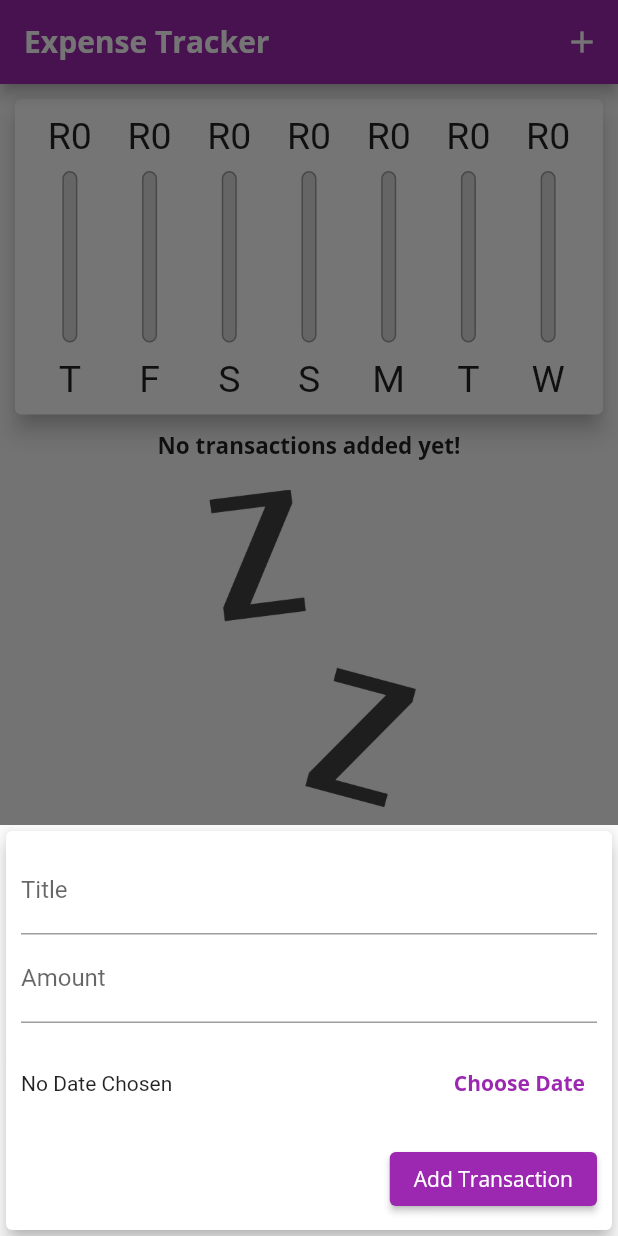
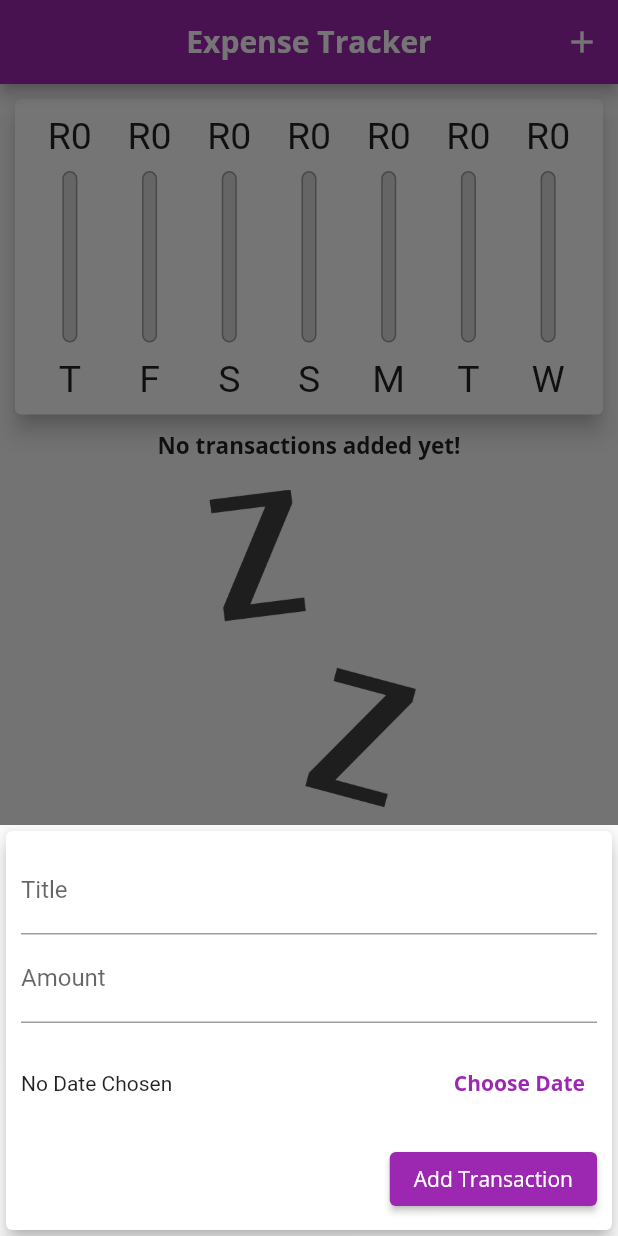
Before and after one commit to CodeFirst19/expense-tracker, a Flutter app: the screen it shows after launch, after a tap on the "add" icon, on a phone screen of 412 x 824 dp. Run offline on Flutter 3.47's test engine with Material 2 defaults, Android fonts, the phone set to English and light mode, and no system bars.

Commit message:
Section Five

```diff
--- a/lib/main.dart
+++ b/lib/main.dart
@@ -2,8 +2,10 @@ import 'package:expense_planner/models/transaction.dart';
 import 'package:expense_planner/widgets/chart.dart';
 import 'package:expense_planner/widgets/new_transaction.dart';
 import 'package:expense_planner/widgets/transaction_list.dart';
+import 'package:flutter/cupertino.dart';
 import 'package:flutter/material.dart';
 import 'package:flutter/services.dart';
+import 'dart:io';
 
 void main() {
   // Force the app to always stay in portrait mode
@@ -26,29 +28,36 @@ class MyApp extends StatelessWidget {
           // errorColor: Colors.red,
           fontFamily: 'Quicksand',
           textTheme: ThemeData.light().textTheme.copyWith(
-            headline6: const TextStyle(fontFamily: 'OpenSans', fontSize: 15, fontWeight: FontWeight.bold,),
-            button: const TextStyle(color: Colors.white, fontFamily: 'OpenSans')
+              headline6: const TextStyle(
+                fontFamily: 'OpenSans',
+                fontSize: 15,
+                fontWeight: FontWeight.bold,
               ),
+              button:
+                  const TextStyle(color: Colors.white, fontFamily: 'OpenSans')),
           appBarTheme: const AppBarTheme(
-          titleTextStyle: TextStyle(fontFamily: 'OpenSans', fontSize: 20, fontWeight: FontWeight.bold)
-        )
+            titleTextStyle: TextStyle(
+              fontFamily: 'OpenSans',
+              fontSize: 20,
+              fontWeight: FontWeight.bold,
             ),
+            centerTitle: true,
+          )),
       home: MyHomePage(),
     );
   }
 }
 
 class MyHomePage extends StatefulWidget {
-
   @override
   State<MyHomePage> createState() => _MyHomePageState();
 }
 
 class _MyHomePageState extends State<MyHomePage> {
-
-
   void _startAddNewTransaction(BuildContext ctx) {
-    showModalBottomSheet(context: ctx, builder: (_){
+    showModalBottomSheet(
+        context: ctx,
+        builder: (_) {
           return NewTransaction(addHandler: _addNewTransaction);
         });
   }
@@ -71,8 +80,7 @@ class _MyHomePageState extends State<MyHomePage> {
         id: DateTime.now().toString(),
         title: title,
         amount: amount,
-        date: date
-    );
+        date: date);
 
     setState(() {
       _transactions.add(newTransaction);
@@ -92,63 +100,109 @@ class _MyHomePageState extends State<MyHomePage> {
 
   @override
   Widget build(BuildContext context) {
-
     final mediaQuery = MediaQuery.of(context);
 
     final isLandscape = mediaQuery.orientation == Orientation.landscape;
 
-    final appBar = AppBar(
+    final dynamic appBar = Platform.isIOS
+        ? CupertinoNavigationBar(
+            middle: const Text("Expense Tracker"),
+            trailing: Row(
+              mainAxisSize: MainAxisSize.min,
+              children: [
+                CupertinoButton(
+                  onPressed: () => _startAddNewTransaction(context),
+                  child: const Icon(CupertinoIcons.add),
+                )
+              ],
+            ),
+          )
+        : AppBar(
             title: const Text("Expense Tracker"),
             actions: [
-        IconButton(onPressed: () => _startAddNewTransaction(context), icon: const Icon(Icons.add))
+              IconButton(
+                  onPressed: () => _startAddNewTransaction(context),
+                  icon: const Icon(Icons.add))
             ],
           );
 
     final transactionList = Container(
         height: (mediaQuery.size.height -
-            appBar.preferredSize.height - mediaQuery.padding.top) * 0.7,
-            child: TransactionList(transactions: _transactions, deleteHandler: _deleteTransaction,)
-    );
+                appBar.preferredSize.height -
+                mediaQuery.padding.top) *
+            0.7,
+        child: TransactionList(
+          transactions: _transactions,
+          deleteHandler: _deleteTransaction,
+        ));
 
-    return Scaffold(
-        appBar: appBar,
-        body: SingleChildScrollView(
+    final body = SafeArea(
+        child: SingleChildScrollView(
       child: Column(
         // mainAxisAlignment: MainAxisAlignment.start,
         crossAxisAlignment: CrossAxisAlignment.center,
         children: [
-              if (isLandscape) Row(
+          if (isLandscape)
+            Row(
               mainAxisAlignment: MainAxisAlignment.end,
               children: [
-                Text('Show Chart'),
-                Switch(value: _showChart, onChanged: (bool value) {
+                Text('Show Chart', style: Theme.of(context).textTheme.headline6,),
+                Switch.adaptive(
+                  value: _showChart,
+                  onChanged: (bool value) {
                     setState(() {
                       _showChart = value;
                     });
-                }, activeColor: Theme.of(context).primaryColor,),
+                  },
+                  activeColor: Theme.of(context).primaryColor,
+                ),
               ],
             ),
-              if (!isLandscape) Container(
+          if (!isLandscape)
+            Container(
               height: (mediaQuery.size.height -
-                    appBar.preferredSize.height - mediaQuery.padding.top) * 0.3,
-                child: Chart(recentTransactions: _recentTransactions,),
+                      appBar.preferredSize.height -
+                      mediaQuery.padding.top) *
+                  0.3,
+              child: Chart(
+                recentTransactions: _recentTransactions,
+              ),
             ),
           if (!isLandscape) transactionList,
-              if (isLandscape) _showChart ? Container(
+          if (isLandscape)
+            _showChart
+                ? Container(
                     width: double.infinity,
                     child: Container(
                       height: (mediaQuery.size.height -
-                            appBar.preferredSize.height - mediaQuery.padding.top) * 0.7,
-                    child: Chart(recentTransactions: _recentTransactions,),
-                  )
-              ) : transactionList
+                              appBar.preferredSize.height -
+                              mediaQuery.padding.top) *
+                          0.7,
+                      child: Chart(
+                        recentTransactions: _recentTransactions,
+                      ),
+                    ))
+                : transactionList
         ],
       ),
+    ));
+
+    return Platform.isIOS
+        ? CupertinoPageScaffold(
+            child: body,
+            navigationBar: appBar,
+          )
+        : Scaffold(
+            appBar: appBar,
+            body: body,
+            floatingActionButtonLocation:
+                FloatingActionButtonLocation.centerFloat,
+            floatingActionButton: Platform.isIOS
+                ? Container()
+                : FloatingActionButton(
+                    child: const Icon(Icons.add),
+                    onPressed: () => _startAddNewTransaction(context),
                   ),
-        floatingActionButtonLocation: FloatingActionButtonLocation.centerFloat,
-        floatingActionButton: FloatingActionButton(
-          child: const Icon(Icons.add),
-          onPressed: () => _startAddNewTransaction(context),),
           );
   }
 }
--- /dev/null
+++ b/lib/widgets/adaptive_flat_button.dart
@@ -0,0 +1,32 @@
+import 'package:flutter/material.dart';
+import 'package:flutter/cupertino.dart';
+import 'dart:io';
+
+class AdaptiveFlatButton extends StatelessWidget {
+  final VoidCallback presentDatePickerHandler;
+  final String text;
+
+  AdaptiveFlatButton({required this.text, required this.presentDatePickerHandler});
+
+  @override
+  Widget build(BuildContext context) {
+    return Platform.isIOS
+        ? CupertinoButton(
+            child: Text(
+              text,
+              style: const TextStyle(fontWeight: FontWeight.bold),
+            ),
+            onPressed: presentDatePickerHandler,
+            color: Theme.of(context).primaryColor,
+          )
+        : TextButton(
+            onPressed: presentDatePickerHandler,
+            child: Text(
+              text,
+              style: const TextStyle(fontWeight: FontWeight.bold),
+            ),
+            style:
+                TextButton.styleFrom(primary: Theme.of(context).primaryColor),
+          );
+  }
+}
--- a/lib/widgets/new_transaction.dart
+++ b/lib/widgets/new_transaction.dart
@@ -1,5 +1,7 @@
+import 'package:expense_planner/widgets/adaptive_flat_button.dart';
 import 'package:flutter/material.dart';
 import 'package:intl/intl.dart';
+import 'dart:io';
 
 class NewTransaction extends StatefulWidget {
 
@@ -63,11 +65,13 @@ class _NewTransactionState extends State<NewTransaction> {
         child: Column(
           crossAxisAlignment: CrossAxisAlignment.end,
           children: [
+            // const CupertinoTextField(placeholder: 'Title',),
             TextField(
               decoration: const InputDecoration(labelText: 'Title'),
               controller: _titleController,
               onSubmitted: (_) => _submitData(),
             ),
+            // const CupertinoTextField(placeholder: 'Amount',),
             TextField(
               decoration: const InputDecoration(labelText: 'Amount'),
               controller: _amountController,
@@ -85,11 +89,7 @@ class _NewTransactionState extends State<NewTransaction> {
                             : 'Chosen Date: ${DateFormat.yMd().format(_selectedDate!)}'
                     ),
                   ),
-                  TextButton(
-                      onPressed: _presentDatePicker,
-                      child: const Text('Choose Date', style: TextStyle(fontWeight: FontWeight.bold),),
-                      style: TextButton.styleFrom(primary: Theme.of(context).primaryColor),
-                  ),
+                 AdaptiveFlatButton(text: 'Choose Date', presentDatePickerHandler: _presentDatePicker)
                 ],
               ),
             ),
```
Lines whose indentation alone changed are shown as unchanged.
